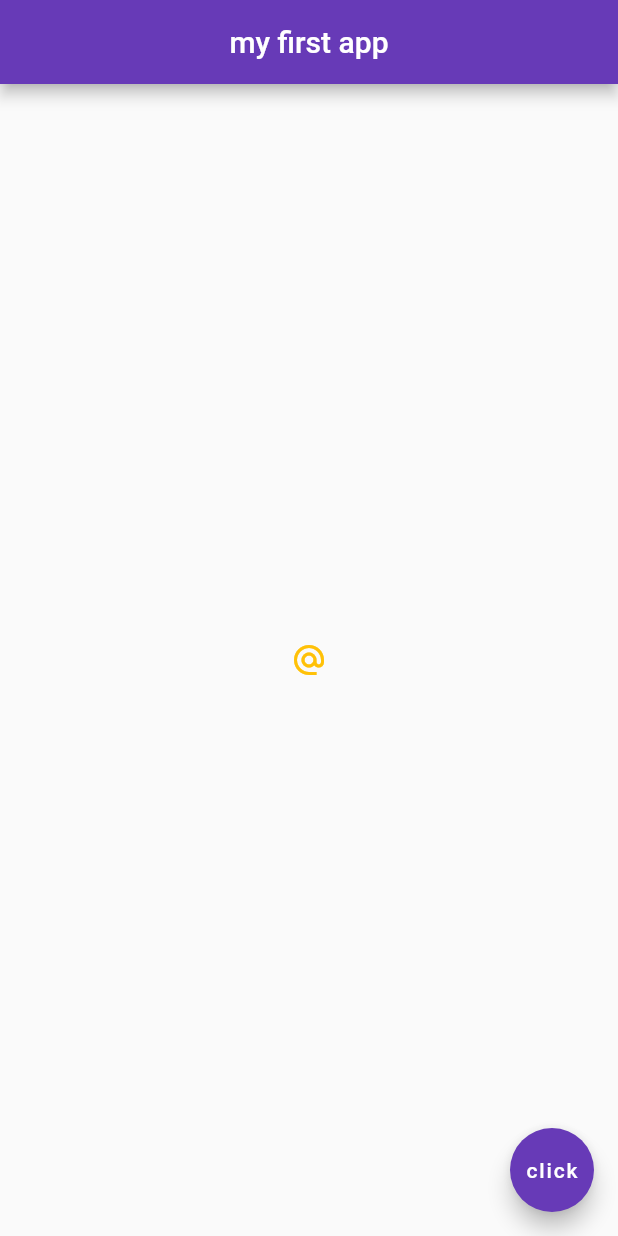
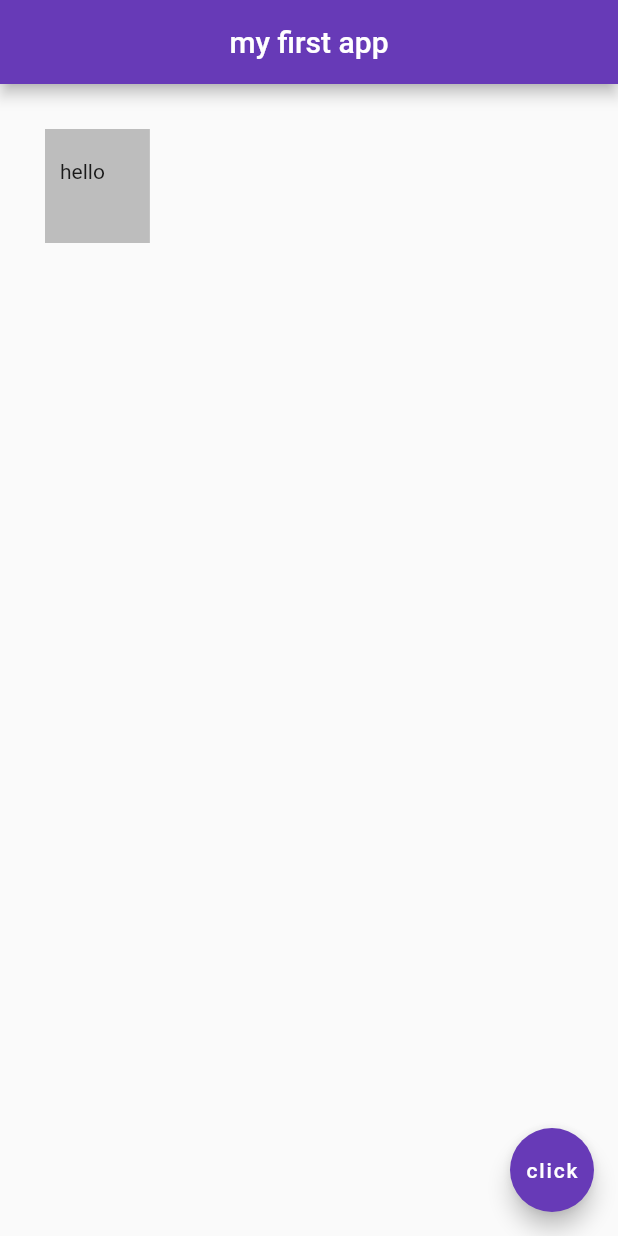
Before and after one commit to shravan1998/flutter-tutorials, a Flutter app: the screen it shows after launch, on a phone screen of 412 x 824 dp. Run offline on Flutter 3.47's test engine with Material 2 defaults, Android fonts, the phone set to English and light mode, and no system bars.

Commit message:
Added padding

```diff
--- a/flutter_app/lib/main.dart
+++ b/flutter_app/lib/main.dart
@@ -13,15 +13,11 @@ class Home extends StatelessWidget {
         centerTitle: true,
         backgroundColor: Colors.deepPurple,
       ),
-      body: Center(
-        child:IconButton(onPressed:(){
-          print('you clicked me');
-        }
-        ,icon: Icon(Icons.alternate_email),
-          color: Colors.amber,
-        )
-
-
+      body: Container(
+        padding: EdgeInsets.fromLTRB(10.0, 20.0, 30.0, 40.0),
+        margin: EdgeInsets.all(30.0),
+        color:Colors.grey[400],
+        child: Text('hello'),
       ),
       floatingActionButton: FloatingActionButton(
         onPressed: (){},
```
